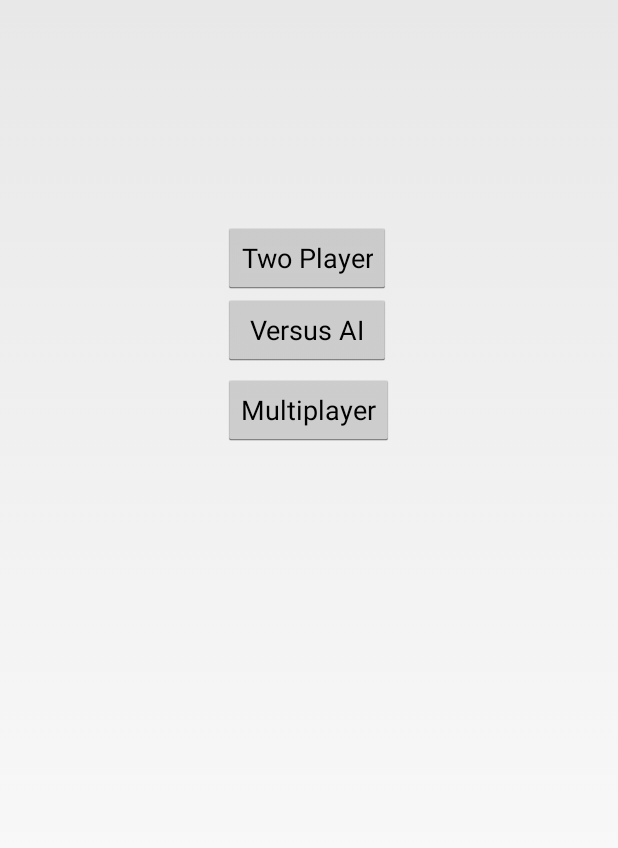
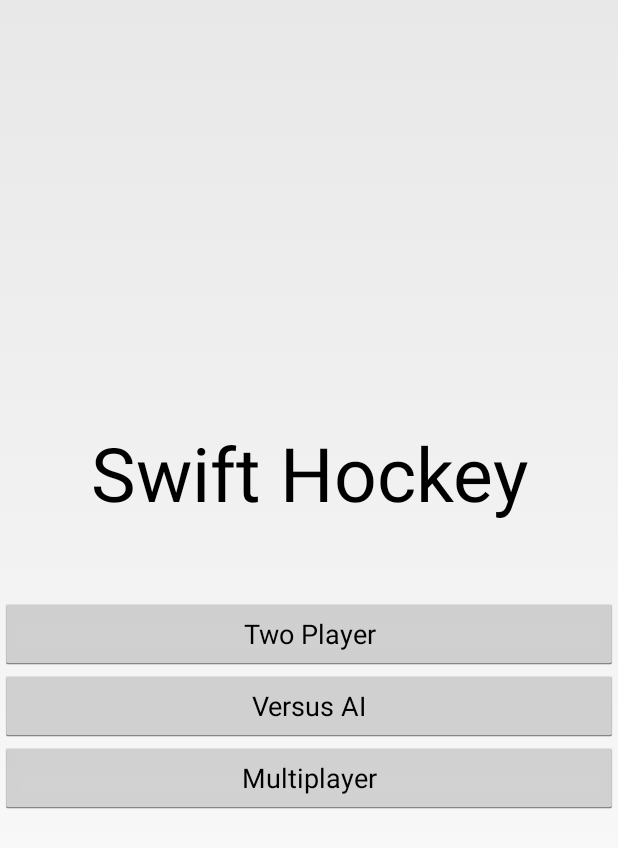
Before and after one commit to GilaGuy/Swift-Hockey, an Android app: the screen it shows after launch (MainActivity), on a phone screen of 412 x 824 dp. Shown: the top 848 px of the screen. Run offline under Robolectric (Android 15) with nearby library versions, the phone set to English and light mode, and no system bars.

Commit message:
UI update

```diff
--- a/app/src/main/res/layout/activity_main.xml
+++ b/app/src/main/res/layout/activity_main.xml
@@ -2,36 +2,59 @@
     xmlns:tools="http://schemas.android.com/tools"
     android:layout_width="match_parent"
     android:layout_height="match_parent"
-    tools:context=".MainActivity">
+    tools:context=".MainActivity"
+    android:gravity="center">
 
+
+    <TextView
+        android:layout_width="wrap_content"
+        android:layout_height="wrap_content"
+        android:textAppearance="?android:attr/textAppearanceLarge"
+        android:text="@string/app_name"
+        android:id="@+id/title"
+        android:textSize="50sp"
+        android:gravity="center"
+        android:layout_alignParentTop="true"
+        android:layout_alignParentLeft="true"
+        android:layout_alignParentStart="true"
+        android:layout_alignParentRight="true"
+        android:layout_alignParentEnd="true"
+        android:layout_marginBottom="50dip" />
 
     <Button
         android:layout_width="wrap_content"
         android:layout_height="wrap_content"
         android:text="Two Player"
         android:id="@+id/btn_gamemode_twoPlayer"
-        android:layout_marginTop="148dp"
-        android:layout_alignParentTop="true"
-        android:layout_alignStart="@+id/btn_gamemode_multiPlayer"
-        android:onClick="onClickGameMode" />
+        android:onClick="onClickGameMode"
+        android:layout_below="@+id/title"
+        android:layout_alignParentLeft="true"
+        android:layout_alignParentStart="true"
+        android:layout_alignParentRight="true"
+        android:layout_alignParentEnd="true" />
+
+    <Button
+        android:layout_width="wrap_content"
+        android:layout_height="wrap_content"
+        android:text="Versus AI"
+        android:id="@+id/btn_gamemode_AI"
+        android:onClick="onClickGameMode"
+        android:layout_below="@+id/btn_gamemode_twoPlayer"
+        android:layout_alignParentRight="true"
+        android:layout_alignParentEnd="true"
+        android:layout_alignParentLeft="true"
+        android:layout_alignParentStart="true" />
 
     <Button
         android:layout_width="wrap_content"
         android:layout_height="wrap_content"
         android:text="Multiplayer"
         android:id="@+id/btn_gamemode_multiPlayer"
-        android:layout_below="@+id/btn_gamemode_twoPlayer"
-        android:layout_centerHorizontal="true"
-        android:layout_marginTop="53dp"
-        android:onClick="onClickGameMode" />
+        android:onClick="onClickGameMode"
+        android:layout_below="@+id/btn_gamemode_AI"
+        android:layout_alignParentRight="true"
+        android:layout_alignParentEnd="true"
+        android:layout_alignParentLeft="true"
+        android:layout_alignParentStart="true" />
 
-    <Button
-        android:layout_width="wrap_content"
-        android:layout_height="wrap_content"
-        android:text="Versus AI"
-        android:id="@+id/btn_gamemode_AI"
-        android:layout_below="@+id/btn_gamemode_twoPlayer"
-        android:layout_alignStart="@+id/btn_gamemode_multiPlayer"
-        android:layout_alignEnd="@+id/btn_gamemode_twoPlayer"
-        android:onClick="onClickGameMode" />
 </RelativeLayout>
--- a/app/src/main/res/values/strings.xml
+++ b/app/src/main/res/values/strings.xml
@@ -5,7 +5,7 @@
     <string name="hello_world">Hello world!</string>
     <string name="action_settings">Settings</string>
     <string name="title_activity_game">GameActivity</string>
-    <string name="finding_service">Finding local services</string>
+    <string name="finding_service">Finding nearby players&#8230;</string>
     <string name="btn_send">Send</string>
     <string name="txt_hint">Type Message</string>
 
```
Also changed, not shown: app/src/main/java/insertcreativecompanynamehere/swifthockey/GameActivityMP.java (+6 -5 lines), app/src/main/res/layout/devices_list.xml (+32 -20 lines), app/src/main/res/layout/frag_playersearch.xml (added, +38 -0 lines), app/src/main/res/layout/main.xml (deleted, +0 -22 lines).
